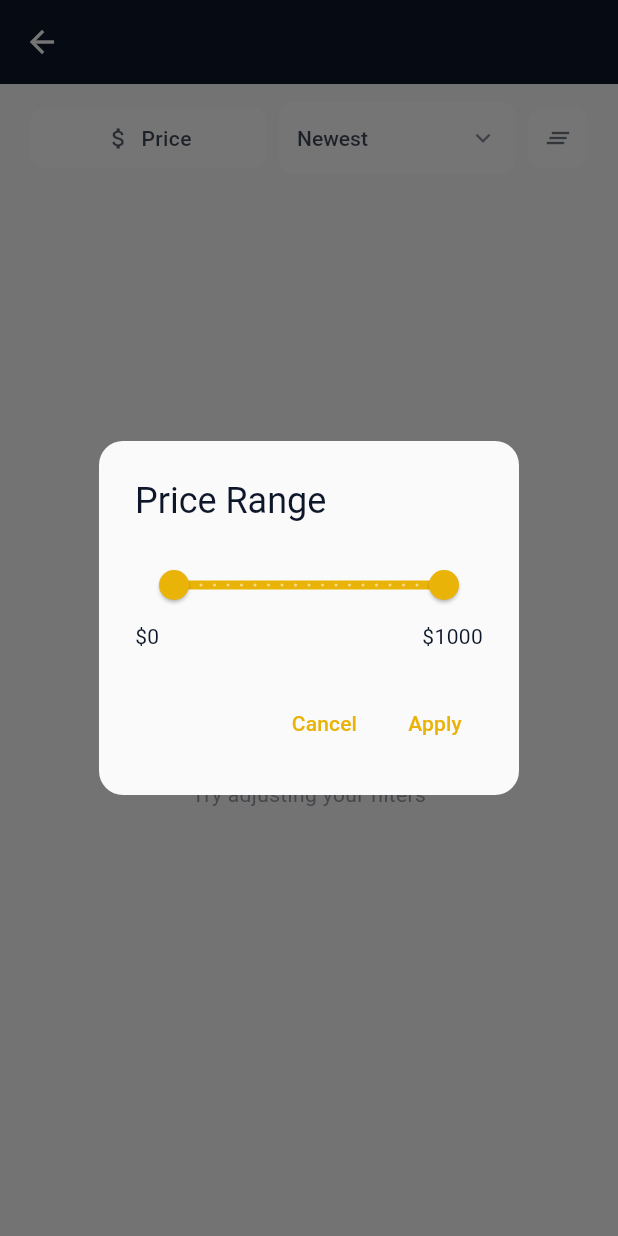
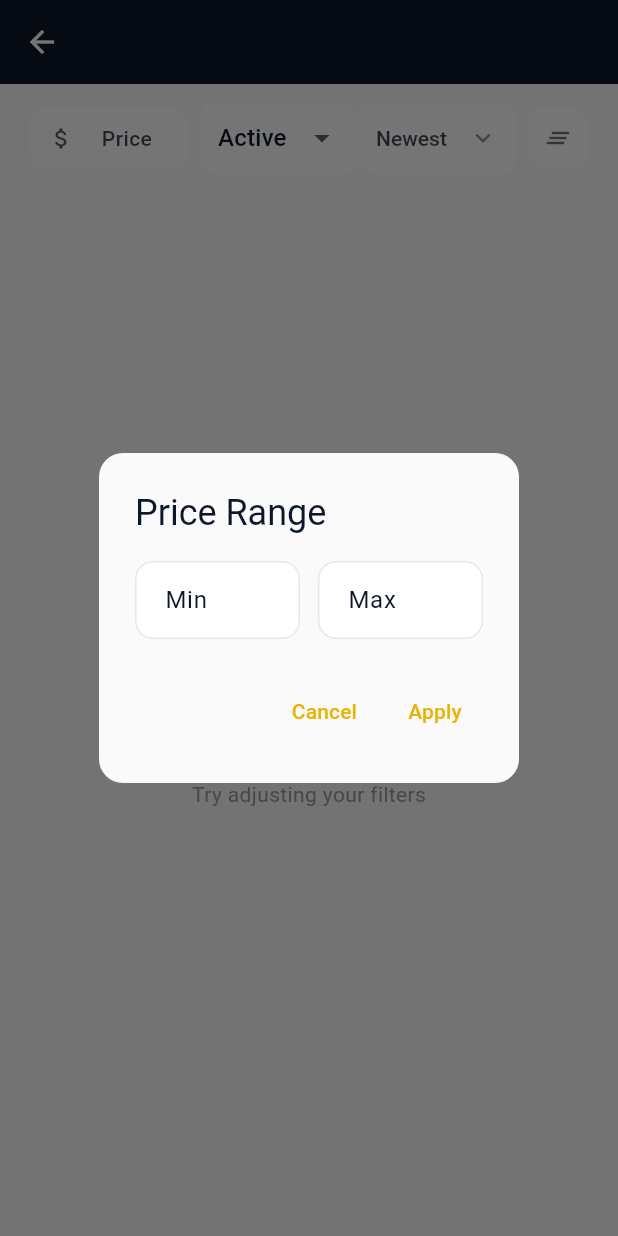
Before and after one commit to ISIS3510-MOVILES-TEAM23/Team-23-Flutter, a Flutter app: the CategoryProductsScreen screen opened directly with empty values, after a tap on "Price", on a phone screen of 412 x 824 dp. Run offline on Flutter 3.47's test engine with Material 3 defaults, Android fonts, the phone set to English and light mode, and no system bars; our stand-ins replace cloud_firestore, device_info_plus, firebase_auth, firebase_core, firebase_storage, go_router and 3 more; accounts and stored records are empty.

Commit message:
feat(marketplace): category/price/sort/status filters + logs of usage
CategoryProductsScreen

Replace RangeSlider with a dialog using two TextFields (Min/Max).

Add Status dropdown (active/sold/reserved/all).

Add “Clear Filters” button (resets price, sort, status).

Add _rangeLabel() helper and use Expanded + ellipsis to prevent overflow on long price labels.

Integrate ProductFiltersService.getPostsByCategory(...) with statusParam.

(Optional) Log category usage once on first load.

ProductFiltersService (new/updated)

Fetch by category with price range, sort (price ↑/↓, newest), and status.

Client-side fallback when Firestore requires a missing index (prevents empty UI).

Support mixed schemas for category_id (DocumentReference or String) by querying both and merging results.

Add minimal filter usage logging: logFilterUsed(filter) → filter_usage_events with {filter_used, sessionId, userId, timestamp}.

Align price “no limit” constant (kNoMaxUsd = 100000000) with the screen.

```diff
--- a/lib/screens/categories_screen.dart
+++ b/lib/screens/categories_screen.dart
@@ -75,7 +75,7 @@ class _CategoriesScreenState extends State<CategoriesScreen> {
                   ),
 
                   // Search Bar
-                  SliverToBoxAdapter(
+                  /*SliverToBoxAdapter(
                     child: Padding(
                       padding: const EdgeInsets.fromLTRB(20, 16, 20, 8),
                       child: Container(
@@ -107,6 +107,7 @@ class _CategoriesScreenState extends State<CategoriesScreen> {
                       ),
                     ),
                   ),
+                  */
 
                   // Categories title
                   const SliverToBoxAdapter(
--- a/lib/screens/category_products_screen.dart
+++ b/lib/screens/category_products_screen.dart
@@ -1,8 +1,12 @@
+import 'package:campus_marketplace/services/product_filters_service.dart';
 import 'package:flutter/material.dart';
+import 'package:flutter/services.dart';
 import 'package:go_router/go_router.dart';
 import '../models/models.dart';
 import '../services/firestore_service.dart';
 import '../theme/app_colors.dart';
+
+const double kNoMaxUsd = 100000000;
 
 class CategoryProductsScreen extends StatefulWidget {
   final String categoryId;
@@ -20,10 +24,12 @@ class _CategoryProductsScreenState extends State<CategoryProductsScreen> {
   List<Post> products = [];
   List<Category> categories = [];
   bool isLoading = true;
+  bool _categoryLogged = false;
 
   // Filter variables
-  RangeValues priceRange = const RangeValues(0, 1000);
+  RangeValues priceRange = const RangeValues(0, kNoMaxUsd);
   String sortBy = 'newest';
+  String statusFilter = 'active';
 
   String _formatDollars(int cents) => '\$' + (cents / 100).toStringAsFixed(2);
   String get categoryName => widget.categoryId;
@@ -36,77 +42,97 @@ class _CategoryProductsScreenState extends State<CategoryProductsScreen> {
 
   Future<void> _loadData() async {
     try {
-      print(
-          'CategoryProductsScreen: Loading data for categoryId: ${widget.categoryId}'); // Debug
       final cats = await FirestoreService.getCategories();
-      print(
-          'CategoryProductsScreen: Loaded ${cats.length} categories'); // Debug
-      final prods = await FirestoreService.getPostsByCategory(
+
+      final prods = await ProductFiltersService.getPostsByCategory(
         widget.categoryId,
         filters: FilterOptions(
           minPrice: priceRange.start,
           maxPrice: priceRange.end,
-          sortBy: sortBy,
+          sortBy: sortBy, // 'newest' | 'price_low' | 'price_high'
         ),
+        statusParam: statusFilter,
       );
-      print(
-          'CategoryProductsScreen: Received ${prods.length} products'); // Debug
 
+      if (!mounted) return;
       setState(() {
         categories = cats;
         products = prods;
         isLoading = false;
       });
     } catch (e) {
-      setState(() {
-        isLoading = false;
-      });
+      if (!mounted) return;
+      setState(() => isLoading = false);
+    }
+    if (!_categoryLogged) {
+      _categoryLogged = true;
+      ProductFiltersService.logFilterUsed('category');
     }
   }
 
   void _showPriceRangeDialog() {
-    RangeValues tempRange = priceRange;
+    final startText =
+        (priceRange.start == 0) ? '' : priceRange.start.toStringAsFixed(0);
+    final endText =
+        (priceRange.end == kNoMaxUsd) ? '' : priceRange.end.toStringAsFixed(0);
+
+    final minCtrl = TextEditingController(text: startText);
+    final maxCtrl = TextEditingController(text: endText);
+    String? errorMsg;
+
     showDialog(
       context: context,
       builder: (context) => StatefulBuilder(
         builder: (context, setDialogState) => AlertDialog(
           backgroundColor: Theme.of(context).scaffoldBackgroundColor,
-          shape: RoundedRectangleBorder(
-            borderRadius: BorderRadius.circular(16),
-          ),
+          shape:
+              RoundedRectangleBorder(borderRadius: BorderRadius.circular(16)),
           title: const Text('Price Range'),
           content: Column(
             mainAxisSize: MainAxisSize.min,
             children: [
-              RangeSlider(
-                values: tempRange,
-                min: 0,
-                max: 1000,
-                divisions: 20,
-                activeColor: AppColors.primaryColor,
-                labels: RangeLabels(
-                  '\$${tempRange.start.round()}',
-                  '\$${tempRange.end.round()}',
-                ),
-                onChanged: (values) {
-                  setDialogState(() {
-                    tempRange = values;
-                  });
-                },
-              ),
               Row(
-                mainAxisAlignment: MainAxisAlignment.spaceBetween,
                 children: [
-                  Text(
-                    '\$${tempRange.start.round()}',
-                    style: const TextStyle(fontSize: 14),
+                  // Min
+                  Expanded(
+                    child: TextField(
+                      controller: minCtrl,
+                      keyboardType:
+                          const TextInputType.numberWithOptions(decimal: true),
+                      inputFormatters: [
+                        FilteringTextInputFormatter.allow(RegExp(r'[0-9.,]')),
+                      ],
+                      decoration: const InputDecoration(
+                        labelText: 'Min',
+                        hintText: 'e.g. 10',
+                      ),
+                    ),
                   ),
-                  Text(
-                    '\$${tempRange.end.round()}',
-                    style: const TextStyle(fontSize: 14),
+                  const SizedBox(width: 12),
+                  // Max
+                  Expanded(
+                    child: TextField(
+                      controller: maxCtrl,
+                      keyboardType:
+                          const TextInputType.numberWithOptions(decimal: true),
+                      inputFormatters: [
+                        FilteringTextInputFormatter.allow(RegExp(r'[0-9.,]')),
+                      ],
+                      decoration: const InputDecoration(
+                        labelText: 'Max',
+                        hintText: 'e.g. 500',
+                      ),
+                    ),
                   ),
                 ],
               ),
+              if (errorMsg != null) ...[
+                const SizedBox(height: 8),
+                Text(
+                  errorMsg!,
+                  style: const TextStyle(color: Colors.red, fontSize: 12),
+                ),
+              ],
             ],
           ),
           actions: [
@@ -116,10 +142,34 @@ class _CategoryProductsScreenState extends State<CategoryProductsScreen> {
             ),
             TextButton(
               onPressed: () {
+                double? minUsd = _parseUsd(minCtrl.text);
+                double? maxUsd = _parseUsd(maxCtrl.text);
+
+                // Si ambas cajas vacías → sin filtro
+                if (minUsd == null && maxUsd == null) {
+                  setState(() {
+                    priceRange = const RangeValues(0, kNoMaxUsd);
+                  });
+                  Navigator.pop(context);
+                  _loadData();
+                  return;
+                }
+                minUsd ??= 0;
+                maxUsd ??= kNoMaxUsd;
+                if (minUsd < 0) minUsd = 0;
+                if (maxUsd <= 0) maxUsd = kNoMaxUsd;
+
+                if (minUsd > maxUsd) {
+                  final tmp = minUsd;
+                  minUsd = maxUsd;
+                  maxUsd = tmp;
+                }
+
                 setState(() {
-                  priceRange = tempRange;
+                  priceRange = RangeValues(minUsd!, maxUsd!);
                 });
                 Navigator.pop(context);
+                ProductFiltersService.logFilterUsed('price');
                 _loadData();
               },
               child: const Text('Apply'),
@@ -130,12 +180,34 @@ class _CategoryProductsScreenState extends State<CategoryProductsScreen> {
     );
   }
 
+  double? _parseUsd(String s) {
+    final t = s.trim();
+    if (t.isEmpty) return null;
+    final normalized = t.replaceAll(',', '.');
+    return double.tryParse(normalized);
+  }
+
+  String _rangeLabel() {
+    if (priceRange.start == 0 && priceRange.end == kNoMaxUsd) return 'Price';
+
+    String fmt(double v) {
+      if (v >= 1000000) return '\$${(v / 1000000).toStringAsFixed(1)}M';
+      if (v >= 1000)
+        return '\$${(v / 1000).toStringAsFixed(v % 1000 == 0 ? 0 : 1)}k';
+      return '\$${v.round()}';
+    }
+
+    final start = fmt(priceRange.start);
+    final end = (priceRange.end == kNoMaxUsd) ? '∞' : fmt(priceRange.end);
+    return '$start - $end';
+  }
+
   @override
   Widget build(BuildContext context) {
     print(
-        'CategoryProductsScreen: Building with categoryId: ${widget.categoryId}'); // Debug
+        'CategoryProductsScreen: Building with categoryId: ${widget.categoryId}');
     print(
-        'CategoryProductsScreen: Available categories: ${categories.map((c) => 'ID:${c.id}, Name:${c.name}').join(', ')}'); // Debug
+        'CategoryProductsScreen: Available categories: ${categories.map((c) => 'ID:${c.id}, Name:${c.name}').join(', ')}');
 
     final category = categories.firstWhere(
       (c) => c.id == widget.categoryId || c.name == widget.categoryId,
@@ -144,7 +216,7 @@ class _CategoryProductsScreenState extends State<CategoryProductsScreen> {
     );
 
     print(
-        'CategoryProductsScreen: Using category - ID: ${category.id}, Name: ${category.name}'); // Debug
+        'CategoryProductsScreen: Using category - ID: ${category.id}, Name: ${category.name}');
 
     return Scaffold(
       backgroundColor: Theme.of(context).scaffoldBackgroundColor,
@@ -164,38 +236,37 @@ class _CategoryProductsScreenState extends State<CategoryProductsScreen> {
                       const EdgeInsets.symmetric(horizontal: 20, vertical: 12),
                   child: Row(
                     children: [
-                      // Price Range Filter
+                      // Price Filter (TextFields dialog)
                       Expanded(
                         child: InkWell(
                           onTap: _showPriceRangeDialog,
                           child: Container(
                             padding: const EdgeInsets.symmetric(
-                              horizontal: 12,
-                              vertical: 10,
-                            ),
+                                horizontal: 12, vertical: 10),
                             decoration: BoxDecoration(
                               color: Theme.of(context).cardTheme.color,
                               borderRadius: BorderRadius.circular(10),
                             ),
                             child: Row(
-                              mainAxisAlignment: MainAxisAlignment.center,
                               children: [
-                                Icon(
-                                  Icons.attach_money,
-                                  size: 18,
-                                  color: AppColors.textPrimary.withOpacity(0.7),
-                                ),
+                                Icon(Icons.attach_money,
+                                    size: 18,
+                                    color:
+                                        AppColors.textPrimary.withOpacity(0.7)),
                                 const SizedBox(width: 6),
-                                Text(
-                                  priceRange.start == 0 &&
-                                          priceRange.end == 1000
-                                      ? 'Price'
-                                      : '\$${priceRange.start.round()}-\$${priceRange.end.round()}',
-                                  style: TextStyle(
-                                    fontSize: 14,
-                                    fontWeight: FontWeight.w500,
-                                    color:
-                                        AppColors.textPrimary.withOpacity(0.8),
+                                Expanded(
+                                  child: Text(
+                                    _rangeLabel(),
+                                    maxLines: 1,
+                                    overflow: TextOverflow.ellipsis,
+                                    softWrap: false,
+                                    textAlign: TextAlign.center,
+                                    style: TextStyle(
+                                      fontSize: 14,
+                                      fontWeight: FontWeight.w500,
+                                      color: AppColors.textPrimary
+                                          .withOpacity(0.8),
+                                    ),
                                   ),
                                 ),
                               ],
@@ -204,7 +275,35 @@ class _CategoryProductsScreenState extends State<CategoryProductsScreen> {
                         ),
                       ),
                       const SizedBox(width: 8),
-
+                      Expanded(
+                        child: Container(
+                          padding: const EdgeInsets.symmetric(horizontal: 12),
+                          decoration: BoxDecoration(
+                            color: Theme.of(context).cardTheme.color,
+                            borderRadius: BorderRadius.circular(10),
+                          ),
+                          child: DropdownButton<String>(
+                            value: statusFilter,
+                            isExpanded: true,
+                            underline: const SizedBox(),
+                            items: const [
+                              DropdownMenuItem(
+                                  value: 'active', child: Text('Active')),
+                              DropdownMenuItem(
+                                  value: 'sold', child: Text('Sold')),
+                              DropdownMenuItem(
+                                  value: 'reserved', child: Text('Reserved')),
+                              DropdownMenuItem(
+                                  value: 'all', child: Text('All')),
+                            ],
+                            onChanged: (value) {
+                              setState(() => statusFilter = value!);
+                              ProductFiltersService.logFilterUsed('status');
+                              _loadData();
+                            },
+                          ),
+                        ),
+                      ),
                       // Sort Filter
                       Expanded(
                         child: Container(
@@ -230,26 +329,15 @@ class _CategoryProductsScreenState extends State<CategoryProductsScreen> {
                             dropdownColor: Theme.of(context).cardTheme.color,
                             items: const [
                               DropdownMenuItem(
-                                value: 'newest',
-                                child: Text('Newest'),
-                              ),
+                                  value: 'newest', child: Text('Newest')),
                               DropdownMenuItem(
-                                value: 'price_low',
-                                child: Text('Price ↑'),
-                              ),
+                                  value: 'price_low', child: Text('Price ↑')),
                               DropdownMenuItem(
-                                value: 'price_high',
-                                child: Text('Price ↓'),
-                              ),
-                              DropdownMenuItem(
-                                value: 'popular',
-                                child: Text('Popular'),
-                              ),
+                                  value: 'price_high', child: Text('Price ↓')),
                             ],
                             onChanged: (value) {
-                              setState(() {
-                                sortBy = value!;
-                              });
+                              setState(() => sortBy = value!);
+                              ProductFiltersService.logFilterUsed('sort');
                               _loadData();
                             },
                           ),
@@ -261,9 +349,11 @@ class _CategoryProductsScreenState extends State<CategoryProductsScreen> {
                       InkWell(
                         onTap: () {
                           setState(() {
-                            priceRange = const RangeValues(0, 1000);
+                            priceRange = const RangeValues(0, kNoMaxUsd);
                             sortBy = 'newest';
+                            statusFilter = 'active';
                           });
+                          ProductFiltersService.logFilterUsed('clear');
                           _loadData();
                         },
                         child: Container(
@@ -334,7 +424,7 @@ class _CategoryProductsScreenState extends State<CategoryProductsScreen> {
                             return InkWell(
                               onTap: () {
                                 print(
-                                    'Navigating to product: ${product.id} from category: ${widget.categoryId}'); // Debug
+                                    'Navigating to product: ${product.id} from category: ${widget.categoryId}');
                                 FirestoreService.logProductSearchEvent(
                                   source: 'category_chip',
                                   selectedCategory: category.name,
@@ -357,8 +447,7 @@ class _CategoryProductsScreenState extends State<CategoryProductsScreen> {
                                       child: ClipRRect(
                                         borderRadius:
                                             const BorderRadius.vertical(
-                                          top: Radius.circular(12),
-                                        ),
+                                                top: Radius.circular(12)),
                                         child: Container(
                                           width: double.infinity,
                                           color: Colors.grey.withOpacity(0.1),
--- /dev/null
+++ b/lib/services/product_filters_service.dart
@@ -0,0 +1,184 @@
+import 'package:cloud_firestore/cloud_firestore.dart';
+import 'package:firebase_auth/firebase_auth.dart' as auth;
+import 'package:uuid/uuid.dart';
+
+import '../models/models.dart';
+
+class ProductFiltersService {
+  static final _db = FirebaseFirestore.instance;
+
+  // Para logs
+  static final auth.FirebaseAuth _auth = auth.FirebaseAuth.instance;
+  static final Uuid _uuid = const Uuid();
+  static String? _sessionId;
+  static String _ensureSessionId() {
+    _sessionId ??= _uuid.v4();
+    return _sessionId!;
+  }
+
+  // "Sin límite" debe coincidir con tu screen (kNoMaxUsd)
+  static const double _defaultMinUsd = 0;
+  static const double _defaultMaxUsd = 100000000;
+
+  /// Logger minimalista de uso de filtros
+  /// { filter_used, sessionId, userId, timestamp }
+  static Future<void> logFilterUsed(String filterUsed) async {
+    try {
+      final userId = _auth.currentUser?.uid ?? 'anonymous';
+      final sessionId = _ensureSessionId();
+      await _db.collection('filter_usage_events').add({
+        'filter_used': filterUsed, // "category"|"price"|"sort"|"status"|"clear"
+        'sessionId': sessionId,
+        'userId': userId,
+        'timestamp': FieldValue.serverTimestamp(),
+      });
+    } catch (_) {/* no bloquear UI */}
+  }
+
+  /// Carga posts por categoría (acepta category_id guardado como Ref o como String),
+  /// con filtros y fallback si falta índice.
+  static Future<List<Post>> getPostsByCategory(
+    String categoryId, {
+    FilterOptions? filters,
+    String? statusParam, // 'active' | 'sold' | 'reserved' | 'all'
+    int serverLimit = 400,
+  }) async {
+    // 1) Resolver docId real de la categoría (acepta id o nombre)
+    String? categoryDocId;
+    final cats = await _db.collection('categories').get();
+    for (final c in cats.docs) {
+      final name = (c.data()['name'] as String?)?.trim();
+      if (name == categoryId || c.id == categoryId) {
+        categoryDocId = c.id;
+        break;
+      }
+    }
+    if (categoryDocId == null) return [];
+
+    // Valores posibles que encontramos en posts
+    final DocumentReference<Map<String, dynamic>> categoryRef =
+        _db.collection('categories').doc(categoryDocId);
+    final String categoryPathById = 'categories/$categoryDocId';
+    final String categoryPathByName = 'categories/$categoryId'; // por si algún doc guardó el nombre
+
+    // 2) Parámetros de filtro
+    final sort = (filters?.sortBy ?? 'newest').trim(); // 'newest'|'price_low'|'price_high'|'popular'
+    final minUsd = filters?.minPrice ?? _defaultMinUsd;
+    final maxUsd = filters?.maxPrice ?? _defaultMaxUsd;
+    final hasPriceRange = (minUsd > _defaultMinUsd) || (maxUsd < _defaultMaxUsd);
+    final minCents = (minUsd * 100).round();
+    final maxCents = (maxUsd * 100).round();
+
+    final status = (statusParam ?? 'active').trim();   // usa 'all' para no filtrar por estado
+
+    // Helper para armar la query base (sin category)
+    Query<Map<String, dynamic>> _baseQuery() {
+      Query<Map<String, dynamic>> q = _db.collection('posts');
+      if (status != 'all') {
+        q = q.where('status', isEqualTo: status);
+      }
+      return q;
+    }
+
+    // Helper para completar sort y rango
+    Query<Map<String, dynamic>> _applySortAndRange(
+      Query<Map<String, dynamic>> q,
+      String sort,
+      bool hasRange,
+      int minCents,
+      int maxCents,
+    ) {
+      if (sort == 'price_low' || sort == 'price_high') {
+        if (hasRange) {
+          q = q
+              .where('price', isGreaterThanOrEqualTo: minCents)
+              .where('price', isLessThanOrEqualTo: maxCents);
+        }
+        q = q
+            .orderBy('price', descending: sort == 'price_high')
+            .orderBy('created_at', descending: true); // desempate estable
+      } else {
+        q = q.orderBy('created_at', descending: true);
+      }
+      return q;
+    }
+
+    // Helper para ejecutar una query por un valor de category_id (String o Ref)
+    Future<List<Post>> _fetchByCategoryValue(dynamic categoryValue) async {
+      Query<Map<String, dynamic>> q = _baseQuery()
+          .where('category_id', isEqualTo: categoryValue);
+      q = _applySortAndRange(q, sort, hasPriceRange, minCents, maxCents);
+
+      final snap = await q.limit(serverLimit).get();
+      var posts = snap.docs.map((d) {
+        final data = {...d.data(), 'id': d.id, '_id': d.id};
+        return Post.fromJson(data);
+      }).toList();
+
+      if ((sort == 'newest' || sort == 'popular') && hasPriceRange) {
+        posts = posts.where((p) => p.price >= minCents && p.price <= maxCents).toList();
+      }
+      return posts;
+    }
+
+    try {
+      // 3) Intento “bueno”: buscar por ambos tipos
+      final results = await Future.wait<List<Post>>([
+        _fetchByCategoryValue(categoryRef),      // DocumentReference
+        _fetchByCategoryValue(categoryPathById), // String "categories/<docId>"
+        _fetchByCategoryValue(categoryPathByName), // String "categories/<name>" (por si acaso)
+      ]);
+
+      // Unir y deduplicar por id
+      final Map<String, Post> merged = {};
+      for (final list in results) {
+        for (final p in list) {
+          merged[p.id] = p;
+        }
+      }
+      return merged.values.toList()
+        ..sort((a, b) {
+          if (sort == 'price_low') return a.price.compareTo(b.price);
+          if (sort == 'price_high') return b.price.compareTo(a.price);
+          // newest/popular por fecha desc (asumimos createdAt en Post, si no, ya viene ordenado)
+          return 0;
+        });
+    } on FirebaseException catch (e) {
+      if (e.code != 'failed-precondition') rethrow;
+
+      // 4) FALLBACK: sin índices. Traer por status + fecha y filtrar en cliente.
+      Query<Map<String, dynamic>> fb = _db.collection('posts');
+      if (status != 'all') {
+        fb = fb.where('status', isEqualTo: status);
+      }
+      fb = fb.orderBy('created_at', descending: true);
+
+      final snap = await fb.limit(serverLimit).get();
+      var posts = snap.docs.map((d) {
+        final data = {...d.data(), 'id': d.id, '_id': d.id};
+        return Post.fromJson(data);
+      }).toList();
+
+      // Filtrar por categoría admitiendo string/ref serializado
+      posts = posts.where((p) {
+        final cid = p.categoryId; // asumiendo que Post.fromJson lo serializa a string path
+        return cid == categoryPathById || cid == categoryPathByName;
+      }).toList();
+
+      // Rango en cliente si aplica
+      if (hasPriceRange) {
+        posts = posts.where((p) => p.price >= minCents && p.price <= maxCents).toList();
+      }
+
+      // Ordenar en cliente si se pidió por precio
+      if (sort == 'price_low') {
+        posts.sort((a, b) => a.price.compareTo(b.price));
+      } else if (sort == 'price_high') {
+        posts.sort((a, b) => b.price.compareTo(a.price));
+      }
+      // newest/popular ya vienen por created_at desc
+
+      return posts;
+    }
+  }
+}
```
